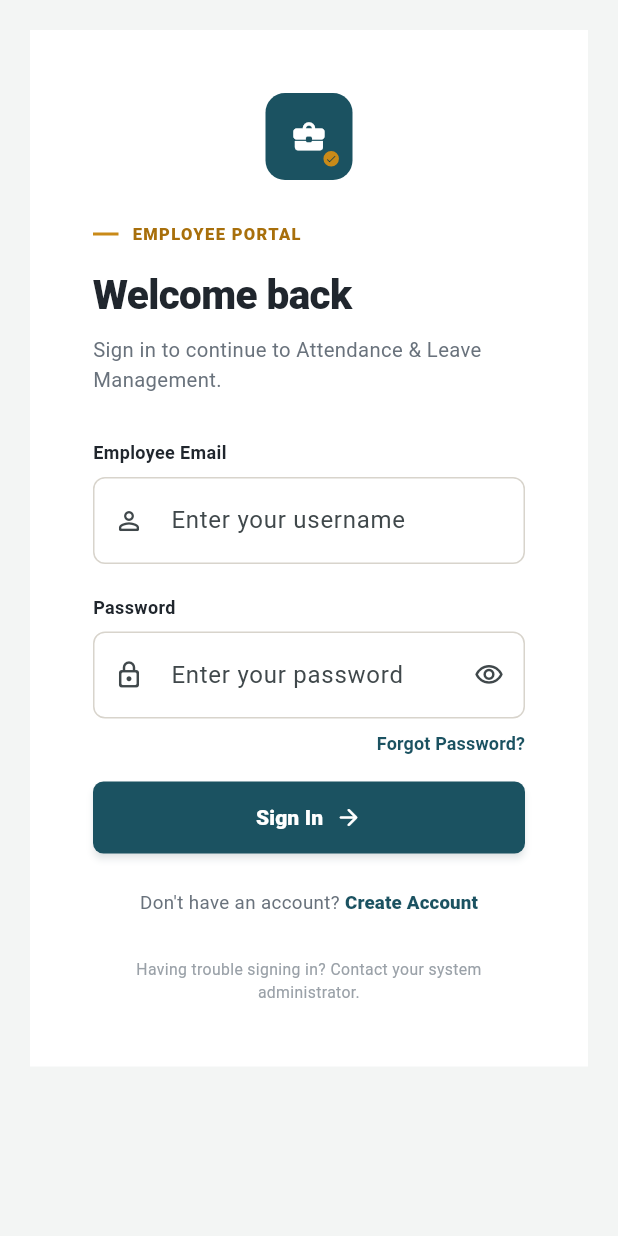
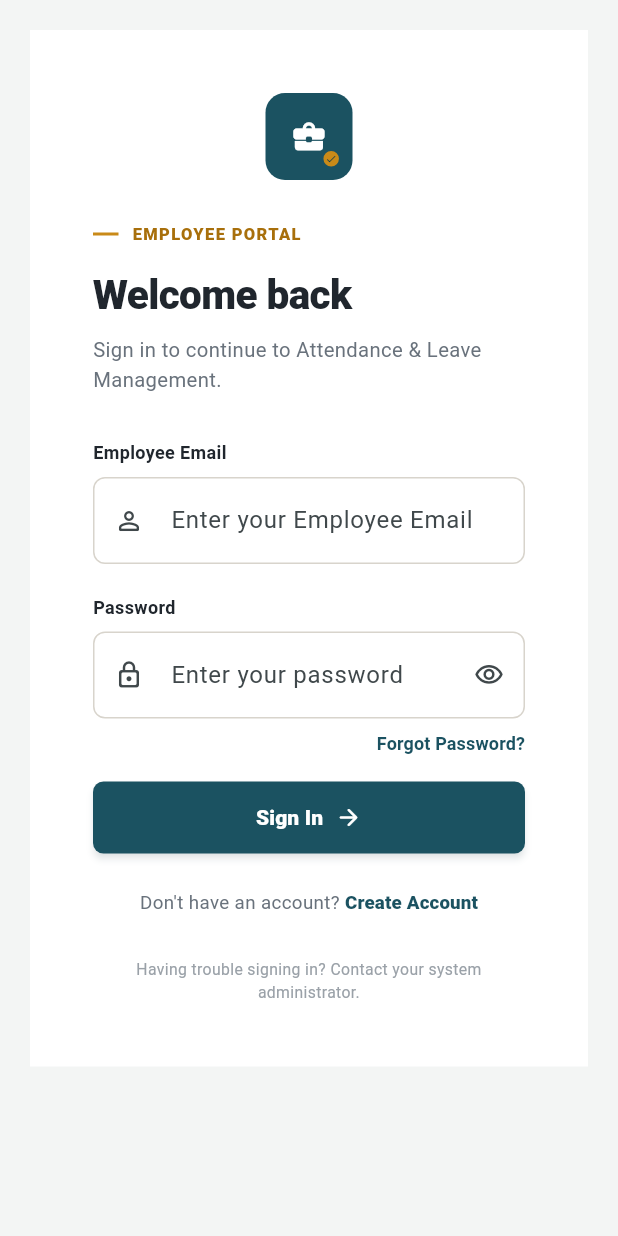
Before and after one commit to khev24/finals_lab_1, a Flutter app: the screen it shows after launch, on a phone screen of 412 x 824 dp. Run offline on Flutter 3.47's test engine with Material 3 defaults, Android fonts, the phone set to English and light mode, and no system bars.

Commit message:
Update hint text and label for email input field

```diff
--- a/lib/main.dart
+++ b/lib/main.dart
@@ -628,7 +628,7 @@ class _LoginForm extends StatelessWidget {
                 controller: state._emailController,
                 keyboardType: TextInputType.emailAddress,
                 decoration: const InputDecoration(
-                  hintText: 'Enter your username',
+                  hintText: 'Enter your Employee Email',
                   prefixIcon: Icon(
                     Icons.person_outline_rounded,
                     size: 20,
```
